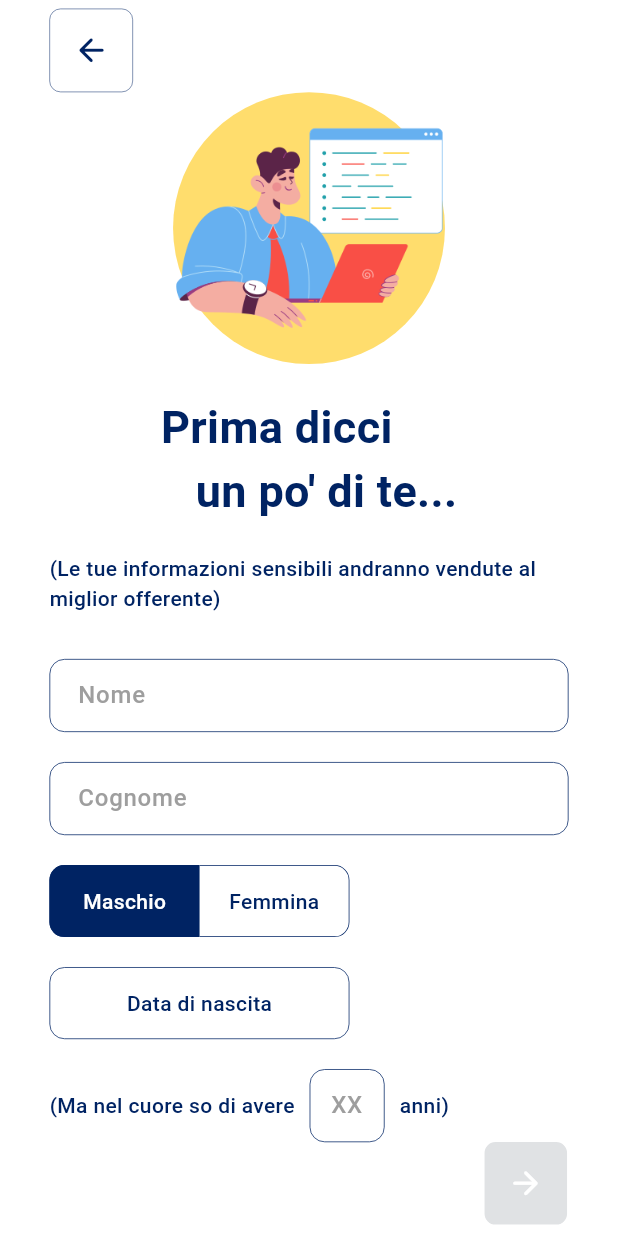
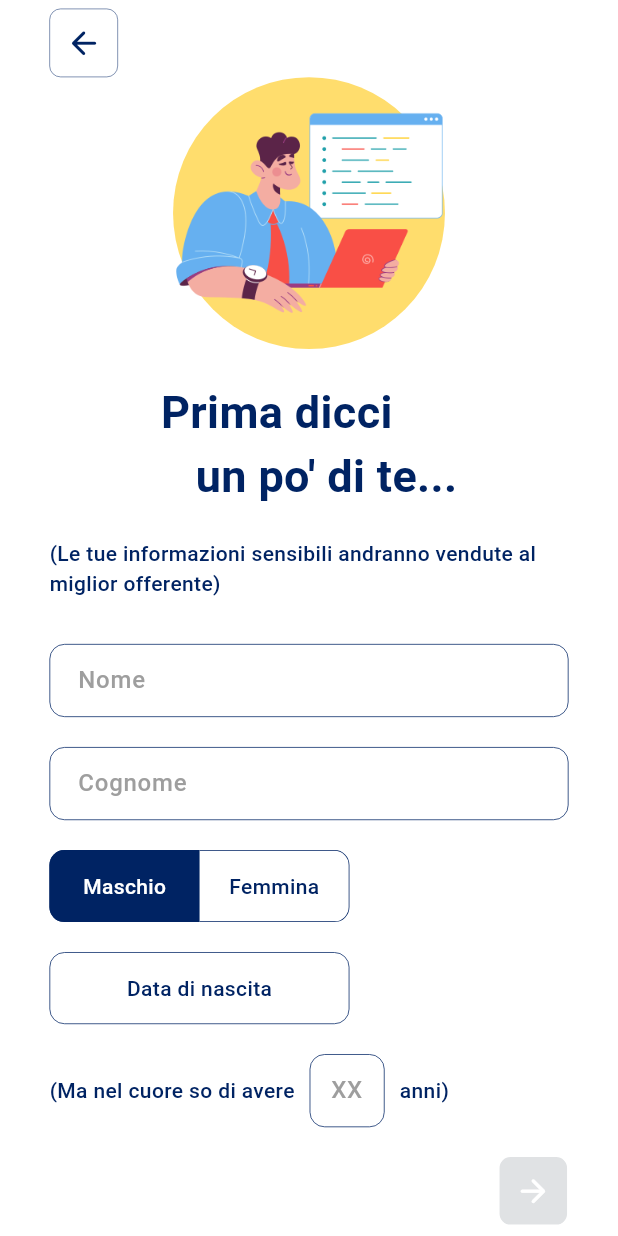
Before and after one commit to Geremia98/MGSApp, a Flutter app: the screen it shows after launch, after a tap on "Entra", after a tap on "Registrati", on a phone screen of 412 x 824 dp. Run offline on Flutter 3.47's test engine with Material 3 defaults, Android fonts, the phone set to English and light mode, and no system bars; our stand-ins replace cached_network_image, cloud_firestore, cloud_functions, dotted_border, firebase_auth, firebase_core and 7 more; missing offline and left inert: flutter_stripe; accounts and stored records are empty; Roboto replaces fonts that are missing (Montserrat); project files that could hold a hidden picture were left out.

Commit message:
fixed bugs

```diff
--- a/lib/screens/login_screens/login_screen.dart
+++ b/lib/screens/login_screens/login_screen.dart
@@ -17,7 +17,7 @@ class LoginScreen extends StatefulWidget {
 }
 
 class _LoginScreenState extends State<LoginScreen> {
-  bool _isLoading = false;
+  late bool _isLoading;
 
   final GlobalKey<FormState> formKey = GlobalKey<FormState>();
   final RegistrationController controller = RegistrationController();
@@ -26,6 +26,7 @@ class _LoginScreenState extends State<LoginScreen> {
   @override
   void initState() {
     super.initState();
+    _isLoading = false;
   }
 
   @override
@@ -140,8 +141,15 @@ class _LoginScreenState extends State<LoginScreen> {
                           ButtonText(
                             fixedWidth: appConfig.isTablet() ? 350 : -1,
                             text: 'Entra',
-                            onTap: () =>
-                                controller.signIn(formKey, context, scaffoldKey),
+                            onTap: () async {
+                              setState(() {
+                                _isLoading = true;
+                              });
+                              await controller.signIn(formKey, context, scaffoldKey);
+                              setState(() {
+                                _isLoading = false;
+                              });
+                            },
                             isLoading: _isLoading,
                           ),
                         ],
--- a/lib/widgets/back_button_app_bar.dart
+++ b/lib/widgets/back_button_app_bar.dart
@@ -22,7 +22,7 @@ class BackButtonAppBar extends StatelessWidget {
         GestureDetector(
           onTap: onTap,
           child: Container(
-            padding: EdgeInsets.all(15),
+            padding: EdgeInsets.all(appConfig.isTablet() ? 15 : 10),
             decoration: BoxDecoration(
               borderRadius: BorderRadius.circular(
                   appConfig.getWidth() * 1.8), // Bordi arrotondati
--- a/lib/widgets/personal_page_widgets/my_squared_icon_button.dart
+++ b/lib/widgets/personal_page_widgets/my_squared_icon_button.dart
@@ -24,7 +24,7 @@ class MySquaredIconButton extends StatelessWidget {
       child: GestureDetector(
         onTap: isEnable ? onTap : null,
         child: Container(
-          padding: EdgeInsets.all(15),
+          padding: EdgeInsets.all(_appConfig.isTablet() ? 15 : 10),
           decoration: BoxDecoration(
               color: isEnable ? activeColor : disabledColor,
               borderRadius: BorderRadius.circular(
```
Also changed, not shown: lib/screens/main_screens/event_screen.dart (+6 -1 lines), lib/services/firebase/auth.dart (+19 -2 lines), lib/services/firebase/exceptions_translator.dart (+15 -16 lines).
